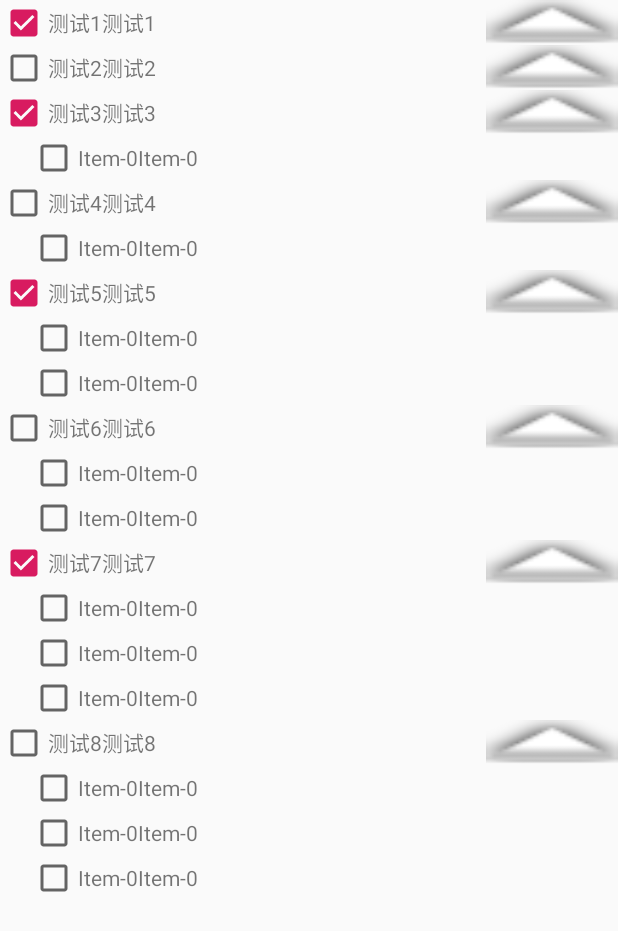
After one commit to shuqianlan/weather, an Android app: the FoldActivity screen opened directly, with no data from a screen before it, on a phone screen of 412 x 824 dp. The commit adds this screen. Shown: the top 931 px of the screen. Run offline under Robolectric (Android 15) with nearby library versions, the phone set to English and light mode, and no system bars; our stand-ins replace ButterKnife.

Commit message:
-fold
-折叠

```diff
--- a/app/src/main/AndroidManifest.xml
+++ b/app/src/main/AndroidManifest.xml
@@ -30,6 +30,8 @@
         android:roundIcon="@mipmap/ic_launcher_round"
         android:supportsRtl="true"
         android:theme="@style/AppTheme">
+        <activity android:name="com.ilifesmart.fold.FoldActivity">
+        </activity>
         <activity android:name="com.ilifesmart.ble.Bluetooth2Activity">
         </activity>
         <activity android:name="com.ilifesmart.ble.BluetoothActivity">
@@ -52,7 +54,9 @@
         </activity>
         <activity android:name="com.ilifesmart.SpiderWebActivity">
         </activity>
-        <activity android:name="com.ilifesmart.nature.NatureActivity" android:screenOrientation="landscape">
+        <activity
+            android:name="com.ilifesmart.nature.NatureActivity"
+            android:screenOrientation="landscape">
         </activity>
         <activity android:name="com.ilifesmart.HomeActivity">
             <intent-filter>
--- a/app/src/main/java/com/ilifesmart/HomeActivity.java
+++ b/app/src/main/java/com/ilifesmart/HomeActivity.java
@@ -18,6 +18,7 @@ import com.ilifesmart.ble.BluetoothActivity;
 import com.ilifesmart.broad.ScreenBroadcastListener;
 import com.ilifesmart.cam3drotate.CameraRotateActivity;
 import com.ilifesmart.compass.CompassActivity;
+import com.ilifesmart.fold.FoldActivity;
 import com.ilifesmart.fragment.DialogActivity;
 import com.ilifesmart.framelayout.FrameLayoutActivity;
 import com.ilifesmart.group.GroupActivity;
@@ -170,7 +171,7 @@ public class HomeActivity extends AppCompatActivity {
         }
     }
 
-    @OnClick({R.id.weather, R.id.seekbar, R.id.notification, R.id.rotate, R.id.aop_test, R.id.thread_test, R.id.framelayout, R.id.compass, R.id.miclock, R.id.camrotate, R.id.path, R.id.osinfo, R.id.viewpager, R.id.mapper, R.id.dialog, R.id.preference, R.id.nature_ui, R.id.spider_web, R.id.mvvm, R.id.rxjava, R.id.progress, R.id.ViewGroup, R.id.live, R.id.curtain, R.id.barrage, R.id.bluetooth})
+    @OnClick({R.id.weather, R.id.seekbar, R.id.notification, R.id.rotate, R.id.aop_test, R.id.thread_test, R.id.framelayout, R.id.compass, R.id.miclock, R.id.camrotate, R.id.path, R.id.osinfo, R.id.viewpager, R.id.mapper, R.id.dialog, R.id.preference, R.id.nature_ui, R.id.spider_web, R.id.mvvm, R.id.rxjava, R.id.progress, R.id.ViewGroup, R.id.live, R.id.curtain, R.id.barrage, R.id.bluetooth, R.id.fold})
     public void onClick(View v) {
         switch (v.getId()) {
             case R.id.weather:
@@ -251,6 +252,10 @@ public class HomeActivity extends AppCompatActivity {
                 break;
             case R.id.bluetooth:
                 Utils.startActivity(this, BluetoothActivity.class);
+                break;
+            case R.id.fold:
+                Utils.startActivity(this, FoldActivity.class);
+                break;
         }
     }
 
--- /dev/null
+++ b/app/src/main/java/com/ilifesmart/fold/FoldActivity.java
@@ -0,0 +1,194 @@
+package com.ilifesmart.fold;
+
+import android.os.Bundle;
+import android.support.annotation.NonNull;
+import android.support.v7.app.AppCompatActivity;
+import android.support.v7.widget.LinearLayoutManager;
+import android.support.v7.widget.RecyclerView;
+import android.view.LayoutInflater;
+import android.view.View;
+import android.view.ViewGroup;
+import android.widget.CheckBox;
+import android.widget.CompoundButton;
+import android.widget.LinearLayout;
+import android.widget.TextView;
+
+import com.ilifesmart.model.FoldData;
+import com.ilifesmart.weather.R;
+
+import java.util.ArrayList;
+import java.util.List;
+
+import butterknife.BindView;
+import butterknife.ButterKnife;
+import butterknife.OnClick;
+
+public class FoldActivity extends AppCompatActivity {
+
+	private static final List<FoldData> mFoldData = new ArrayList<>();
+
+	static {
+		mFoldData.clear();
+
+		List<FoldData> emptyData = new ArrayList<>();
+		List<FoldData<String>> OneData = new ArrayList<>();
+		OneData.add(new FoldData<>());
+
+		List<FoldData<String>> TwoData = new ArrayList<>();
+		TwoData.add(new FoldData<>());
+		TwoData.add(new FoldData<>());
+
+		List<FoldData<String>> ThreeData = new ArrayList<>();
+		ThreeData.add(new FoldData<>());
+		ThreeData.add(new FoldData<>());
+		ThreeData.add(new FoldData<>());
+
+		mFoldData.add(new FoldData().setTitle("测试1").setSelected(true).setMods(emptyData));
+		mFoldData.add(new FoldData().setTitle("测试2").setSelected(false).setMods(emptyData));
+
+		mFoldData.add(new FoldData().setTitle("测试3").setSelected(true).setMods(OneData));
+		mFoldData.add(new FoldData().setTitle("测试4").setSelected(false).setMods(OneData));
+
+		mFoldData.add(new FoldData().setTitle("测试5").setSelected(true).setMods(TwoData));
+		mFoldData.add(new FoldData().setTitle("测试6").setSelected(false).setMods(TwoData));
+
+		mFoldData.add(new FoldData().setTitle("测试7").setSelected(true).setMods(ThreeData));
+		mFoldData.add(new FoldData().setTitle("测试8").setSelected(false).setMods(ThreeData));
+	}
+
+	@BindView(R.id.foldContainer)
+	RecyclerView mFoldContainer;
+
+	@Override
+	protected void onCreate(Bundle savedInstanceState) {
+		super.onCreate(savedInstanceState);
+		setContentView(R.layout.activity_fold);
+		ButterKnife.bind(this);
+
+		FoldAdapter adapter = new FoldAdapter();
+		mFoldContainer.setLayoutManager(new LinearLayoutManager(this, LinearLayoutManager.VERTICAL, false));
+		mFoldContainer.setAdapter(adapter);
+	}
+
+	private class FoldAdapter extends RecyclerView.Adapter<FoldItem> {
+
+		@NonNull
+		@Override
+		public FoldItem onCreateViewHolder(@NonNull ViewGroup viewGroup, int i) {
+			View v = LayoutInflater.from(FoldActivity.this).inflate(R.layout.layout_fold_item_3, viewGroup, false);
+			return new FoldItem(v);
+		}
+
+		@Override
+		public void onBindViewHolder(@NonNull FoldItem foldItem, int i) {
+			foldItem.onBind(mFoldData.get(i));
+		}
+
+		@Override
+		public int getItemCount() {
+			return mFoldData.size();
+		}
+	}
+
+	public class FoldItem extends RecyclerView.ViewHolder implements CompoundButton.OnCheckedChangeListener {
+
+		@BindView(R.id.layout_item_0)
+		LinearLayout mCont0;
+
+		@BindView(R.id.layout_item_1)
+		LinearLayout mCont1;
+
+		@BindView(R.id.layout_item_2)
+		LinearLayout mCont2;
+
+		@BindView(R.id.layout_item_3)
+		LinearLayout mCont3;
+		private boolean isExpand;
+
+		private FoldData mFoldData;
+		public FoldItem(@NonNull View itemView) {
+			super(itemView);
+			ButterKnife.bind(this, itemView);
+			((CheckBox)mCont0.findViewById(R.id.fold_item_check_box)).setOnCheckedChangeListener(this);
+			((CheckBox)mCont1.findViewById(R.id.fold_item_check_box)).setOnCheckedChangeListener(this);
+			((CheckBox)mCont2.findViewById(R.id.fold_item_check_box)).setOnCheckedChangeListener(this);
+			((CheckBox)mCont3.findViewById(R.id.fold_item_check_box)).setOnCheckedChangeListener(this);
+		}
+
+		public void onBind(FoldData<String> data) {
+			mFoldData = data;
+			updateUI(data, mCont0);
+			switch(data.getMods().size()) {
+				case 3:
+					updateUI(data.getMods().get(2), mCont3);
+					mCont3.setVisibility(View.VISIBLE);
+					mCont3.setTag(data.getMods().get(2));
+				case 2:
+					updateUI(data.getMods().get(1), mCont2);
+					mCont2.setTag(data.getMods().get(1));
+					mCont2.setVisibility(View.VISIBLE);
+				case 1:
+					updateUI(data.getMods().get(0), mCont1);
+					mCont1.setTag(data.getMods().get(0));
+					mCont1.setVisibility(View.VISIBLE);
+
+			}
+		}
+
+		@Override
+		public void onCheckedChanged(CompoundButton buttonView, boolean isChecked) {
+			buttonView.setChecked(isChecked);
+		}
+
+		private void updateUI(FoldData data, LinearLayout v) {
+			((TextView)v.findViewById(R.id.fold_item_fold_title)).setText(data.getTitle());
+			((TextView)v.findViewById(R.id.fold_item_fold_disp)).setText(data.getTitle());
+			((CheckBox)v.findViewById(R.id.fold_item_check_box)).setChecked(data.isSelected());
+		}
+
+		@OnClick({R.id.layout_item_0,R.id.layout_item_1,R.id.layout_item_2,R.id.layout_item_3})
+		public void onClick(View v) {
+			CheckBox checkBox;
+			int selected = 0;
+			switch (v.getId()) {
+				case R.id.layout_item_0:
+					isExpand = !isExpand;
+					mCont0.setSelected(isExpand);
+					switch(mFoldData.getMods().size()) {
+						case 3:
+							mCont3.setVisibility(isExpand ? View.VISIBLE : View.GONE);
+						case 2:
+							mCont2.setVisibility(isExpand ? View.VISIBLE : View.GONE);
+						case 1:
+							mCont1.setVisibility(isExpand ? View.VISIBLE : View.GONE);
+					}
+					break;
+				case R.id.layout_item_1:
+					checkBox = v.findViewById(R.id.fold_item_check_box);
+					setChecked(checkBox, !checkBox.isChecked());
+					selected = 0;
+					break;
+				case R.id.layout_item_2:
+					checkBox = v.findViewById(R.id.fold_item_check_box);
+					setChecked(checkBox, !checkBox.isChecked());
+					selected = 1;
+					break;
+				case R.id.layout_item_3:
+					checkBox = v.findViewById(R.id.fold_item_check_box);
+					setChecked(checkBox, !checkBox.isChecked());
+					selected = 2;
+					break;
+			}
+
+		}
+
+		private void setChecked(CheckBox check, boolean checked) {
+			check.setChecked(checked);
+		}
+
+	}
+
+	public interface OnItemClickCallback {
+		public void onItemClick(FoldData data);
+	}
+}
--- /dev/null
+++ b/app/src/main/java/com/ilifesmart/model/FoldData.java
@@ -0,0 +1,63 @@
+package com.ilifesmart.model;
+
+import java.util.ArrayList;
+import java.util.List;
+
+public class FoldData<T> {
+	private String title = "Item-0";
+	private String disp = ":伊甸园 :地狱";
+	private boolean isSelected;
+	private List<FoldData<T>> mods = new ArrayList<>();
+
+
+	/*
+	* String: key：T.uuid(唯一匹配)
+	* T:父容器下的子数据
+	*
+	* */
+
+	public FoldData() {
+
+	}
+
+	public FoldData(String title, String disp, boolean isSelected) {
+		setTitle(title).setDisp(disp).setSelected(isSelected);
+	}
+
+	public String getTitle() {
+		return title;
+	}
+
+	public FoldData setTitle(String title) {
+		this.title = title;
+		return this;
+	}
+
+	public String getDisp() {
+		return disp;
+	}
+
+	public FoldData setDisp(String disp) {
+		this.disp = disp;
+		return this;
+	}
+
+	public boolean isSelected() {
+		return isSelected;
+	}
+
+	public FoldData setSelected(boolean selected) {
+		isSelected = selected;
+		return this;
+	}
+
+	public List<FoldData<T>> getMods() {
+		return mods;
+	}
+
+	public FoldData<T> setMods(List<FoldData<T>> mods) {
+		this.mods = mods;
+		return this;
+	}
+
+}
--- /dev/null
+++ b/app/src/main/res/drawable/selector_fold_item.xml
@@ -0,0 +1,5 @@
+<?xml version="1.0" encoding="utf-8"?>
+<selector xmlns:android="http://schemas.android.com/apk/res/android">
+    <item android:state_selected="true" android:drawable="@android:drawable/arrow_down_float" />
+    <item android:drawable="@android:drawable/arrow_up_float" />
+</selector>
--- /dev/null
+++ b/app/src/main/res/layout/activity_fold.xml
@@ -0,0 +1,11 @@
+<?xml version="1.0" encoding="utf-8"?>
+<android.support.v7.widget.RecyclerView
+    xmlns:android="http://schemas.android.com/apk/res/android"
+    xmlns:app="http://schemas.android.com/apk/res-auto"
+    xmlns:tools="http://schemas.android.com/tools"
+    android:layout_width="match_parent"
+    android:layout_height="match_parent"
+    android:id="@+id/foldContainer"
+    tools:context="com.ilifesmart.fold.FoldActivity">
+
+</android.support.v7.widget.RecyclerView>
--- a/app/src/main/res/layout/activity_home.xml
+++ b/app/src/main/res/layout/activity_home.xml
@@ -239,6 +239,15 @@
                 android:textAllCaps="false"
                 android:layout_gravity="center"
                 />
+            <Button
+                android:layout_width="match_parent"
+                android:layout_height="60dp"
+                android:background="@drawable/stroke_background"
+                android:id="@+id/fold"
+                android:text="fold"
+                android:textAllCaps="false"
+                android:layout_gravity="center"
+                />
         </LinearLayout>
     </ScrollView>
 
--- /dev/null
+++ b/app/src/main/res/layout/layout_fold_item.xml
@@ -0,0 +1,34 @@
+<?xml version="1.0" encoding="utf-8"?>
+<LinearLayout xmlns:android="http://schemas.android.com/apk/res/android"
+              android:layout_width="match_parent"
+              android:layout_height="30dp"
+              android:id="@+id/fold_item_cont"
+    >
+
+    <CheckBox
+        android:layout_width="wrap_content"
+        android:layout_height="match_parent"
+        android:gravity="center"
+        android:id="@+id/fold_item_check_box"
+        android:layout_gravity="center_vertical"
+        />
+
+    <TextView
+        android:layout_width="wrap_content"
+        android:layout_height="match_parent"
+        android:gravity="center_vertical|left"
+        android:id="@+id/fold_item_fold_title"
+        android:text="Fold_Item"
+        android:layout_gravity="center_vertical|left"
+        />
+
+    <TextView
+        android:layout_width="0dp"
+        android:layout_weight="1"
+        android:layout_height="match_parent"
+        android:text=":123 :456 :78 :9"
+        android:gravity="center_vertical|left"
+        android:id="@+id/fold_item_fold_disp"
+        android:layout_gravity="center_vertical|left"
+        />
+</LinearLayout>
--- /dev/null
+++ b/app/src/main/res/layout/layout_fold_item_3.xml
@@ -0,0 +1,30 @@
+<?xml version="1.0" encoding="utf-8"?>
+<LinearLayout xmlns:android="http://schemas.android.com/apk/res/android"
+              android:orientation="vertical"
+              android:layout_width="match_parent"
+              android:layout_height="wrap_content">
+
+    <include layout="@layout/layout_fold_item_arrow"
+        android:id="@+id/layout_item_0"
+        />
+
+    <LinearLayout
+        android:layout_width="match_parent"
+        android:layout_height="wrap_content"
+        android:layout_marginLeft="20dp"
+        android:orientation="vertical"
+        >
+        <include layout="@layout/layout_fold_item"
+                 android:visibility="gone"
+                 android:id="@+id/layout_item_1"
+            />
+        <include layout="@layout/layout_fold_item"
+                 android:visibility="gone"
+                 android:id="@+id/layout_item_2"
+            />
+        <include layout="@layout/layout_fold_item"
+                 android:visibility="gone"
+                 android:id="@+id/layout_item_3"
+            />
+    </LinearLayout>
+</LinearLayout>
--- /dev/null
+++ b/app/src/main/res/layout/layout_fold_item_arrow.xml
@@ -0,0 +1,39 @@
+<?xml version="1.0" encoding="utf-8"?>
+<LinearLayout xmlns:android="http://schemas.android.com/apk/res/android"
+              android:layout_width="match_parent"
+              android:layout_height="30dp"
+              android:id="@+id/fold_item_cont"
+    >
+
+    <CheckBox
+        android:layout_width="wrap_content"
+        android:layout_height="match_parent"
+        android:gravity="center"
+        android:id="@+id/fold_item_check_box"
+        android:layout_gravity="center_vertical"
+        />
+
+    <TextView
+        android:layout_width="wrap_content"
+        android:layout_height="match_parent"
+        android:gravity="center_vertical|left"
+        android:id="@+id/fold_item_fold_title"
+        android:text="Fold_Item"
+        android:layout_gravity="center_vertical|left"
+        />
+
+    <TextView
+        android:layout_width="0dp"
+        android:layout_weight="1"
+        android:layout_height="match_parent"
+        android:text=":123 :456 :78 :9"
+        android:gravity="center_vertical|left"
+        android:id="@+id/fold_item_fold_disp"
+        android:layout_gravity="center_vertical|left"
+        />
+    <Button
+        android:layout_width="wrap_content"
+        android:layout_height="match_parent"
+        android:background="@drawable/selector_fold_item"
+        />
+</LinearLayout>
```
